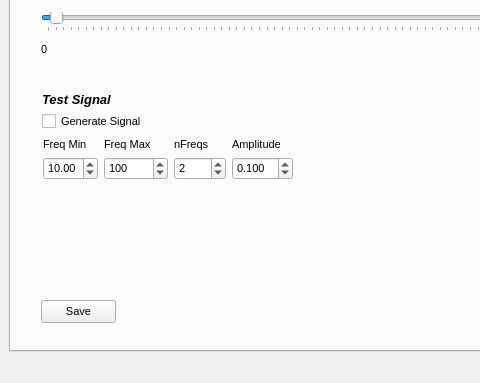
Old version of the form PyCharactACDC16/GuiCharact.ui in the repository JavierMA19/PyCharactACDC16; both pictures show x 0 to 480 and y 314 to 697 of the 994 by 697 pixel window.
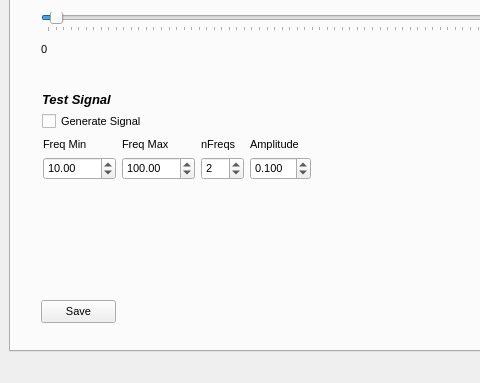
New version of the form. The open tabs and pages were chosen to show the change.

Commit message: update designer for tp

What changed in the file:
```diff
--- a/PyCharactACDC16/GuiCharact.ui
+++ b/PyCharactACDC16/GuiCharact.ui
@@ -2290,7 +2290,7 @@
          <rect>
           <x>32</x>
           <y>417</y>
-          <width>250</width>
+          <width>268</width>
           <height>43</height>
          </rect>
         </property>
@@ -2306,6 +2306,12 @@
            </item>
            <item>
             <widget class="QDoubleSpinBox" name="SpnTestFreqMin">
+             <property name="minimum">
+              <double>0.010000000000000</double>
+             </property>
+             <property name="maximum">
+              <double>10000.000000000000000</double>
+             </property>
              <property name="singleStep">
               <double>0.010000000000000</double>
              </property>
@@ -2326,12 +2332,18 @@
             </widget>
            </item>
            <item>
-            <widget class="QSpinBox" name="SpnTestFreqMax">
+            <widget class="QDoubleSpinBox" name="SpnTestFreqMax">
+             <property name="minimum">
+              <double>0.010000000000000</double>
+             </property>
              <property name="maximum">
-              <number>10000000</number>
+              <double>10000.000000000000000</double>
+             </property>
+             <property name="singleStep">
+              <double>0.010000000000000</double>
              </property>
              <property name="value">
-              <number>100</number>
+              <double>100.000000000000000</double>
              </property>
             </widget>
            </item>
```
Left out of the diff: 4 changed lines with no effect on the pictures.
